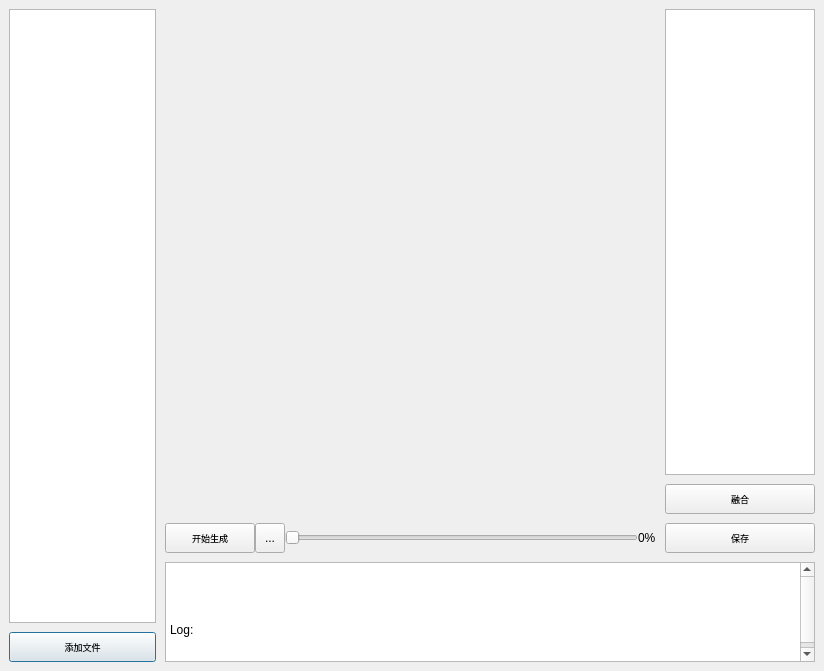
First picture: the form in zimu.ui, repository KONG98/hitMaker, before the edit.
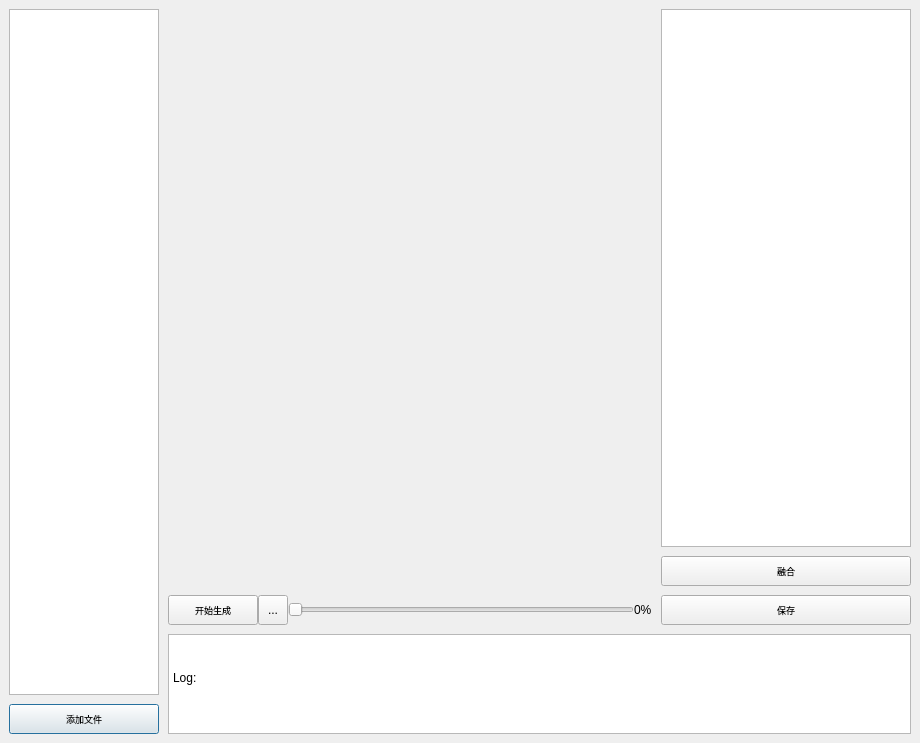
Second picture: the form after the edit. Custom widgets are drawn as their Qt base class.

```diff
--- a/zimu.ui
+++ b/zimu.ui
@@ -6,8 +6,8 @@
             <rect>
                 <x>0</x>
                 <y>0</y>
-                <width>824</width>
-                <height>671</height>
+    <width>920</width>
+    <height>743</height>
             </rect>
         </property>
         <property name="windowTitle">
@@ -399,7 +399,7 @@
                                                         </property>
                                                         <property name="minimumSize">
                                                             <size>
-                                                                <width>100</width>
+                <width>250</width>
                                                                 <height>300</height>
                                                             </size>
                                                         </property>
@@ -496,18 +496,12 @@
                                 </property>
                                 <property name="html">
                                     <string>&lt;!DOCTYPE HTML PUBLIC &quot;-//W3C//DTD HTML 4.0//EN&quot; &quot;http://www.w3.org/TR/REC-html40/strict.dtd&quot;&gt;
-                                        &lt;html&gt;&lt;head&gt;&lt;meta name=&quot;qrichtext&quot; content=&quot;1&quot;
-                                        /&gt;&lt;style type=&quot;text/css&quot;&gt;
-                                        p, li { white-space: pre-wrap; }
-                                        &lt;/style&gt;&lt;/head&gt;&lt;body style=&quot; font-family:'SimSun';
-                                        font-size:15pt; font-weight:400; font-style:normal;&quot;&gt;
-                                        &lt;p style=&quot; margin-top:0px; margin-bottom:0px; margin-left:0px;
-                                        margin-right:0px; -qt-block-indent:0; text-indent:0px;&quot;&gt;&lt;span style=&quot;
-                                        font-size:9pt;&quot;&gt;Log:&lt;/span&gt;&lt;/p&gt;
-                                        &lt;p style=&quot;-qt-paragraph-type:empty; margin-top:0px; margin-bottom:0px;
-                                        margin-left:0px; margin-right:0px; -qt-block-indent:0; text-indent:0px;
-                                        font-size:9pt;&quot;&gt;&lt;br /&gt;&lt;/p&gt;&lt;/body&gt;&lt;/html&gt;
-                                    </string>
+&lt;html&gt;&lt;head&gt;&lt;meta name=&quot;qrichtext&quot; content=&quot;1&quot; /&gt;&lt;style type=&quot;text/css&quot;&gt;
+p, li { white-space: pre-wrap; }
+&lt;/style&gt;&lt;/head&gt;&lt;body style=&quot; font-family:'SimSun'; font-size:15pt; font-weight:400; font-style:normal;&quot;&gt;
+&lt;p style=&quot; margin-top:0px; margin-bottom:0px; margin-left:0px; margin-right:0px; -qt-block-indent:0; text-indent:0px;&quot;&gt;                                        &lt;/p&gt;
+&lt;p style=&quot; margin-top:0px; margin-bottom:0px; margin-left:0px; margin-right:0px; -qt-block-indent:0; text-indent:0px;&quot;&gt;&lt;span style=&quot; font-size:9pt;&quot;&gt;Log:&lt;/span&gt;                                        &lt;/p&gt;
+&lt;p style=&quot; margin-top:0px; margin-bottom:0px; margin-left:0px; margin-right:0px; -qt-block-indent:0; text-indent:0px;&quot;&gt;                                    &lt;/p&gt;&lt;/body&gt;&lt;/html&gt;</string>
                                 </property>
                             </widget>
                         </item>
```
Left out of the diff: 8 changed lines with no effect on the pictures. Lines whose indentation alone changed are shown as unchanged.
